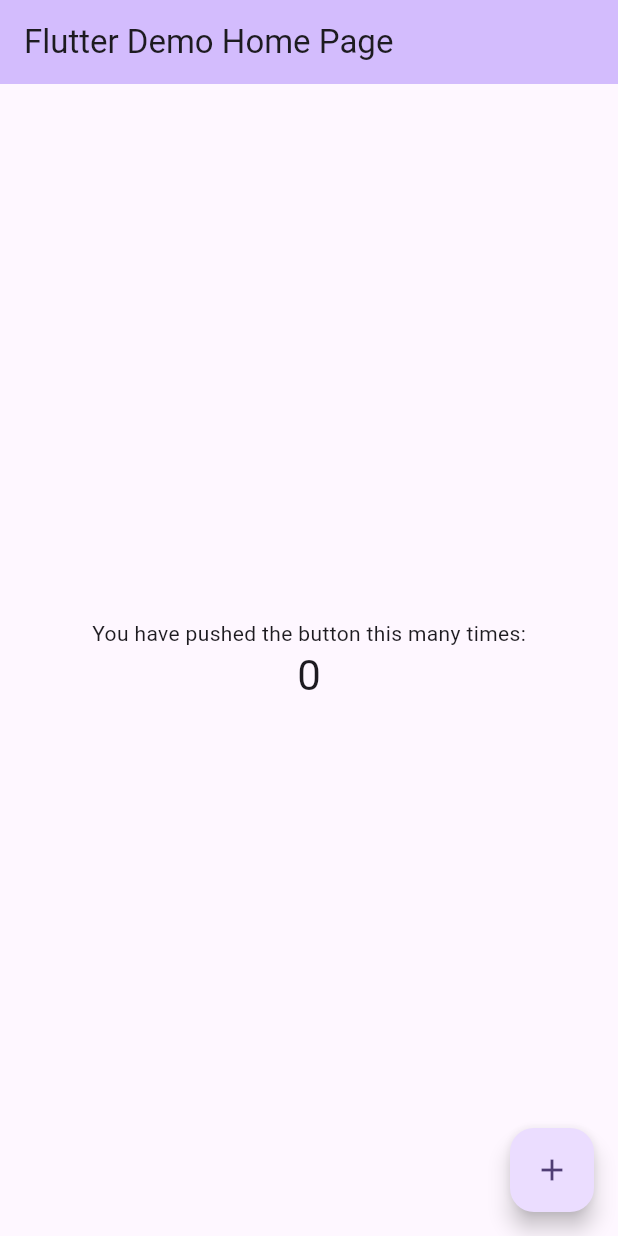
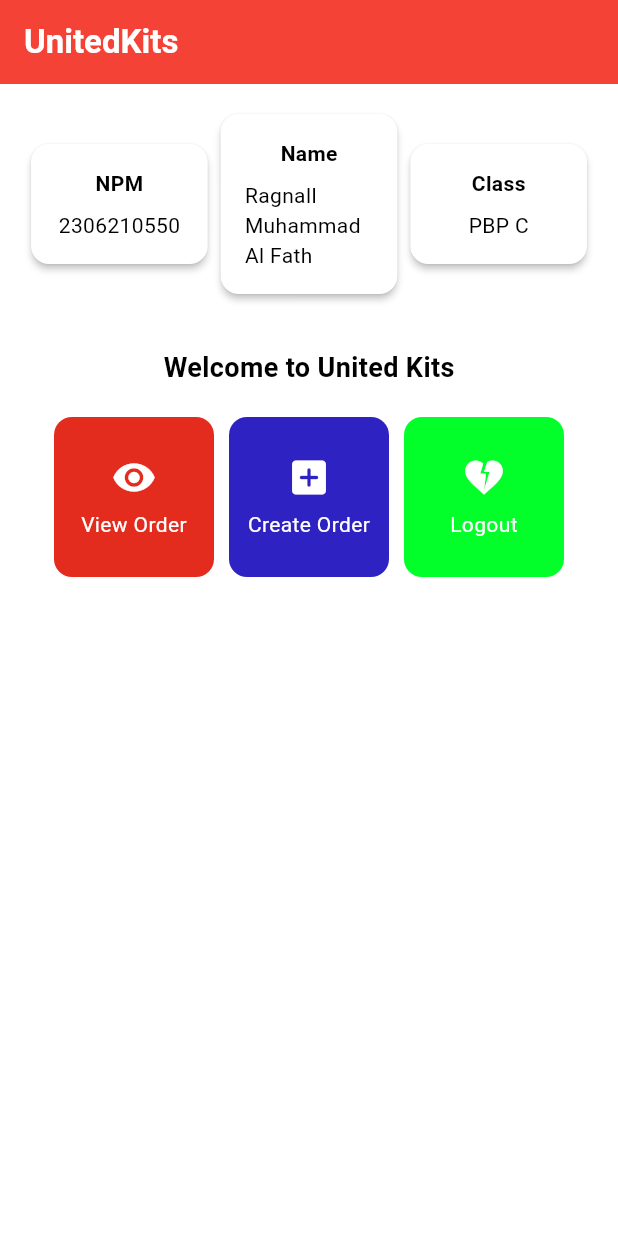
Before and after one commit to Ragnall16/unitedkits-mobile, a Flutter app: the screen it shows after launch, on a phone screen of 412 x 824 dp. Run offline on Flutter 3.47's test engine with Material 3 defaults, Android fonts, the light colour scheme and no system bars.

Commit message:
Tugas 7 Done

```diff
--- a/lib/main.dart
+++ b/lib/main.dart
@@ -1,4 +1,5 @@
 import 'package:flutter/material.dart';
+import 'package:unitedkits/menu.dart';
 
 void main() {
   runApp(const MyApp());
@@ -28,98 +29,12 @@
         //
         // This works for code too, not just values: Most code changes can be
         // tested with just a hot reload.
-        colorScheme: ColorScheme.fromSeed(seedColor: Colors.deepPurple),
+        colorScheme: ColorScheme.fromSwatch(
+          primarySwatch: Colors.red,
+        ).copyWith(secondary: const Color.fromARGB(207, 19, 5, 214)),
         useMaterial3: true,
       ),
-      home: const MyHomePage(title: 'Flutter Demo Home Page'),
+      home: MyHomePage(),
     );
   }
 }
-
-class MyHomePage extends StatefulWidget {
-  const MyHomePage({super.key, required this.title});
-
-  // This widget is the home page of your application. It is stateful, meaning
-  // that it has a State object (defined below) that contains fields that affect
-  // how it looks.
-
-  // This class is the configuration for the state. It holds the values (in this
-  // case the title) provided by the parent (in this case the App widget) and
-  // used by the build method of the State. Fields in a Widget subclass are
-  // always marked "final".
-
-  final String title;
-
-  @override
-  State<MyHomePage> createState() => _MyHomePageState();
-}
-
-class _MyHomePageState extends State<MyHomePage> {
-  int _counter = 0;
-
-  void _incrementCounter() {
-    setState(() {
-      // This call to setState tells the Flutter framework that something has
-      // changed in this State, which causes it to rerun the build method below
-      // so that the display can reflect the updated values. If we changed
-      // _counter without calling setState(), then the build method would not be
-      // called again, and so nothing would appear to happen.
-      _counter++;
-    });
-  }
-
-  @override
-  Widget build(BuildContext context) {
-    // This method is rerun every time setState is called, for instance as done
-    // by the _incrementCounter method above.
-    //
-    // The Flutter framework has been optimized to make rerunning build methods
-    // fast, so that you can just rebuild anything that needs updating rather
-    // than having to individually change instances of widgets.
-    return Scaffold(
-      appBar: AppBar(
-        // TRY THIS: Try changing the color here to a specific color (to
-        // Colors.amber, perhaps?) and trigger a hot reload to see the AppBar
-        // change color while the other colors stay the same.
-        backgroundColor: Theme.of(context).colorScheme.inversePrimary,
-        // Here we take the value from the MyHomePage object that was created by
-        // the App.build method, and use it to set our appbar title.
-        title: Text(widget.title),
-      ),
-      body: Center(
-        // Center is a layout widget. It takes a single child and positions it
-        // in the middle of the parent.
-        child: Column(
-          // Column is also a layout widget. It takes a list of children and
-          // arranges them vertically. By default, it sizes itself to fit its
-          // children horizontally, and tries to be as tall as its parent.
-          //
-          // Column has various properties to control how it sizes itself and
-          // how it positions its children. Here we use mainAxisAlignment to
-          // center the children vertically; the main axis here is the vertical
-          // axis because Columns are vertical (the cross axis would be
-          // horizontal).
-          //
-          // TRY THIS: Invoke "debug painting" (choose the "Toggle Debug Paint"
-          // action in the IDE, or press "p" in the console), to see the
-          // wireframe for each widget.
-          mainAxisAlignment: MainAxisAlignment.center,
-          children: <Widget>[
-            const Text(
-              'You have pushed the button this many times:',
-            ),
-            Text(
-              '$_counter',
-              style: Theme.of(context).textTheme.headlineMedium,
-            ),
-          ],
-        ),
-      ),
-      floatingActionButton: FloatingActionButton(
-        onPressed: _incrementCounter,
-        tooltip: 'Increment',
-        child: const Icon(Icons.add),
-      ), // This trailing comma makes auto-formatting nicer for build methods.
-    );
-  }
-}
--- /dev/null
+++ b/lib/menu.dart
@@ -0,0 +1,192 @@
+import 'package:flutter/material.dart';
+
+class MyHomePage extends StatelessWidget {
+  final String npm = '2306210550'; // NPM
+  final String name = 'Ragnall Muhammad Al Fath'; // Nama
+  final String className = 'PBP C'; // Kelas
+
+  final List<ItemHomepage> items = [
+    ItemHomepage("View Order", Icons.remove_red_eye,
+        const Color.fromARGB(229, 224, 20, 5)),
+    ItemHomepage("Create Order", Icons.add_box_rounded,
+        const Color.fromARGB(224, 17, 5, 186)),
+    ItemHomepage(
+        "Logout", Icons.heart_broken, const Color.fromARGB(255, 3, 255, 41)),
+  ];
+
+  MyHomePage({super.key});
+
+  // This widget is the root of your application.
+  @override
+  Widget build(BuildContext context) {
+    // Scaffold menyediakan struktur dasar halaman dengan AppBar dan body.
+    return Scaffold(
+      // AppBar adalah bagian atas halaman yang menampilkan judul.
+      appBar: AppBar(
+        // Judul aplikasi "United Kits" dengan teks putih dan tebal.
+        title: const Text(
+          'UnitedKits',
+          style: TextStyle(
+            color: Colors.white,
+            fontWeight: FontWeight.bold,
+          ),
+        ),
+        // Warna latar belakang AppBar diambil dari skema warna tema aplikasi.
+        backgroundColor: Theme.of(context).colorScheme.primary,
+      ),
+      // Body halaman dengan padding di sekelilingnya.
+      body: Padding(
+        padding: const EdgeInsets.all(16.0),
+        // Menyusun widget secara vertikal dalam sebuah kolom.
+        child: Column(
+          crossAxisAlignment: CrossAxisAlignment.center,
+          children: [
+            // Row untuk menampilkan 3 InfoCard secara horizontal.
+            Row(
+              mainAxisAlignment: MainAxisAlignment.spaceEvenly,
+              children: [
+                InfoCard(title: 'NPM', content: npm),
+                InfoCard(title: 'Name', content: name),
+                InfoCard(title: 'Class', content: className),
+              ],
+            ),
+
+            // Memberikan jarak vertikal 16 unit.
+            const SizedBox(height: 16.0),
+
+            // Menempatkan widget berikutnya di tengah halaman.
+            Center(
+              child: Column(
+                // Menyusun teks dan grid item secara vertikal.
+
+                children: [
+                  // Menampilkan teks sambutan dengan gaya tebal dan ukuran 18.
+                  const Padding(
+                    padding: EdgeInsets.only(top: 16.0),
+                    child: Text(
+                      'Welcome to United Kits',
+                      style: TextStyle(
+                        fontWeight: FontWeight.bold,
+                        fontSize: 18.0,
+                      ),
+                    ),
+                  ),
+
+                  // Grid untuk menampilkan ItemCard dalam bentuk grid 3 kolom.
+                  GridView.count(
+                    primary: true,
+                    padding: const EdgeInsets.all(20),
+                    crossAxisSpacing: 10,
+                    mainAxisSpacing: 10,
+                    crossAxisCount: 3,
+                    // Agar grid menyesuaikan tinggi kontennya.
+                    shrinkWrap: true,
+
+                    // Menampilkan ItemCard untuk setiap item dalam list items.
+                    children: items.map((ItemHomepage item) {
+                      return ItemCard(item);
+                    }).toList(),
+                  ),
+                ],
+              ),
+            ),
+          ],
+        ),
+      ),
+    );
+  }
+}
+
+class ItemHomepage {
+  final String name;
+  final IconData icon;
+  final Color color;
+
+  ItemHomepage(this.name, this.icon, this.color);
+}
+
+class InfoCard extends StatelessWidget {
+  // Kartu informasi yang menampilkan title dan content.
+
+  final String title; // Judul kartu.
+  final String content; // Isi kartu.
+
+  const InfoCard({super.key, required this.title, required this.content});
+
+  @override
+  Widget build(BuildContext context) {
+    return Card(
+      // Membuat kotak kartu dengan bayangan dibawahnya.
+      elevation: 2.0,
+      child: Container(
+        // Mengatur ukuran dan jarak di dalam kartu.
+        width: MediaQuery.of(context).size.width /
+            3.5, // menyesuaikan dengan lebar device yang digunakan.
+        padding: const EdgeInsets.all(16.0),
+        // Menyusun title dan content secara vertikal.
+        child: Column(
+          children: [
+            Text(
+              title,
+              style: const TextStyle(fontWeight: FontWeight.bold),
+            ),
+            const SizedBox(height: 8.0),
+            Text(content),
+          ],
+        ),
+      ),
+    );
+  }
+}
+
+class ItemCard extends StatelessWidget {
+  // Menampilkan kartu dengan ikon dan nama.
+
+  final ItemHomepage item;
+
+  const ItemCard(this.item, {super.key});
+
+  @override
+  Widget build(BuildContext context) {
+    return Material(
+      // Menentukan warna latar belakang dari tema aplikasi.
+      color: item.color,
+      // Membuat sudut kartu melengkung.
+      borderRadius: BorderRadius.circular(12),
+
+      child: InkWell(
+        // Aksi ketika kartu ditekan.
+        onTap: () {
+          // Menampilkan pesan SnackBar saat kartu ditekan.
+          ScaffoldMessenger.of(context)
+            ..hideCurrentSnackBar()
+            ..showSnackBar(SnackBar(
+                content: Text("Kamu telah menekan tombol ${item.name}!")));
+        },
+        // Container untuk menyimpan Icon dan Text
+        child: Container(
+          padding: const EdgeInsets.all(8),
+          child: Center(
+            child: Column(
+              // Menyusun ikon dan teks di tengah kartu.
+              mainAxisAlignment: MainAxisAlignment.center,
+              children: [
+                Icon(
+                  item.icon,
+                  color: Colors.white,
+                  size: 30.0,
+                ),
+                const Padding(padding: EdgeInsets.all(3)),
+                Text(
+                  item.name,
+                  textAlign: TextAlign.center,
+                  style: const TextStyle(color: Colors.white),
+                ),
+              ],
+            ),
+          ),
+        ),
+      ),
+    );
+  }
+}
```
